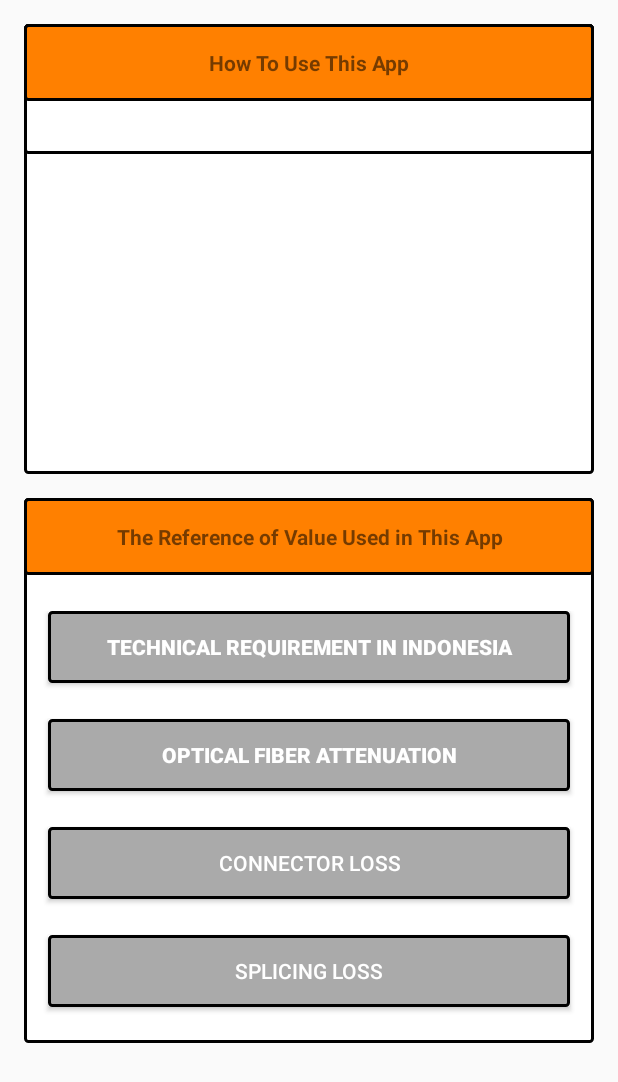
After one commit to RioPurcahyanto/PowerCalculator, an Android app: the layout activity_reference_about.xml on its own in the app's theme, with its tools: preview values and no code run, on a phone screen of 412 x 824 dp. The commit adds this screen. Shown: the top 1082 px of the screen. Run offline under Robolectric (Android 15) with nearby library versions, the phone set to English and light mode, and no system bars.

Commit message:
Adding Reference and about activity
penambahan cara penggunaan dan link referensi ke google drive

```diff
--- a/app/src/main/AndroidManifest.xml
+++ b/app/src/main/AndroidManifest.xml
@@ -19,6 +19,8 @@
             android:roundIcon="@mipmap/ic_launcher_round"
             android:supportsRtl="true"
             android:theme="@style/AppTheme">
+        <activity android:name=".ReferenceAboutActivity">
+        </activity>
         <activity android:name=".PreviewActivity">
         </activity>
 
@@ -31,7 +33,6 @@
                     android:name="android.support.FILE_PROVIDER_PATHS"
                     android:resource="@xml/image_path"/>
         </provider>
-
 
         <activity android:name=".SavedActivity">
         </activity>
--- a/app/src/main/java/ac/id/pnj/broadbandmultimedia/bm2015/DashboardActivity.kt
+++ b/app/src/main/java/ac/id/pnj/broadbandmultimedia/bm2015/DashboardActivity.kt
@@ -32,7 +32,7 @@ class DashboardActivity : AppCompatActivity() {
             startActivity(Intent(this@DashboardActivity,SavedActivity::class.java))
         }
         button_reference.onClick {
-            //
+            startActivity(Intent(this@DashboardActivity,ReferenceAboutActivity::class.java))
         }
     }
 
--- /dev/null
+++ b/app/src/main/res/layout/activity_reference_about.xml
@@ -0,0 +1,121 @@
+<?xml version="1.0" encoding="utf-8"?>
+<LinearLayout
+        xmlns:android="http://schemas.android.com/apk/res/android"
+        xmlns:app="http://schemas.android.com/apk/res-auto"
+        xmlns:tools="http://schemas.android.com/tools"
+        android:orientation="vertical"
+        android:layout_width="match_parent"
+        android:layout_height="match_parent"
+        android:padding="16dp"
+        tools:context=".ReferenceAboutActivity">
+    <ScrollView
+            android:layout_height="300dp"
+            android:layout_width="match_parent"
+            android:layout_gravity="center"
+            android:background="@drawable/custom_border"
+    >
+        <LinearLayout
+                android:layout_width="match_parent"
+                android:layout_height="wrap_content"
+                android:orientation="vertical"
+                android:background="@drawable/custom_border"
+        >
+            <TextView
+                    android:layout_width="match_parent"
+                    android:layout_height="wrap_content"
+                    android:text="@string/how_to_use_this_app"
+                    android:padding="16dp"
+                    android:textStyle="bold"
+                    android:background="@drawable/custom_border_for_image"
+                    android:textAlignment="center"
+                    android:gravity="center"
+
+            />
+            <TextView
+                    android:layout_width="match_parent"
+                    android:layout_height="wrap_content"
+                    android:padding="8dp"
+                    android:id="@+id/text_how_to"/>
+        </LinearLayout>
+    </ScrollView>
+
+    <LinearLayout
+            android:layout_width="match_parent"
+            android:layout_height="wrap_content"
+            android:orientation="vertical"
+            android:background="@drawable/custom_border"
+            android:layout_marginTop="16dp">
+        <TextView
+                android:layout_width="match_parent"
+                android:layout_height="wrap_content"
+                android:padding="16dp"
+                android:textStyle="bold"
+                android:text="@string/ref_title"
+                android:textAlignment="center"
+                android:background="@drawable/custom_border_for_image"
+        />
+        <ScrollView
+                android:layout_width="match_parent"
+                android:layout_height="wrap_content"
+                android:paddingTop="24dp">
+            <LinearLayout
+                    android:layout_width="match_parent"
+                    android:layout_height="wrap_content"
+                    android:orientation="vertical">
+                <Button
+                        android:layout_width="match_parent"
+                        android:layout_height="wrap_content"
+                        android:layout_marginStart="16dp"
+                        android:layout_marginEnd="16dp"
+                        android:layout_marginBottom="24dp"
+                        android:id="@+id/referensi_dirjen"
+                        android:text="@string/title_btn_technical_indonesia_ref"
+                        android:textColor="@android:color/white"
+                        android:textStyle="bold"
+                        android:background="@drawable/custom_border_button"
+                />
+
+
+                <Button
+                        android:layout_width="match_parent"
+                        android:layout_height="wrap_content"
+                        android:layout_marginStart="16dp"
+                        android:layout_marginEnd="16dp"
+                        android:layout_marginBottom="24dp"
+                        android:id="@+id/referensi_corning_fiber"
+                        android:text="@string/title_btn_corning_ref"
+                        android:textColor="@android:color/white"
+                        android:textStyle="bold"
+                        android:background="@drawable/custom_border_button" />
+
+
+                <Button
+                        android:layout_width="match_parent"
+                        android:layout_height="wrap_content"
+                        android:layout_marginStart="16dp"
+                        android:layout_marginEnd="16dp"
+                        android:layout_marginBottom="24dp"
+                        android:background="@drawable/custom_border_button"
+                        android:id="@+id/referensi_connector"
+                        android:textColor="@android:color/white"
+                        android:text="@string/title_btn_connector_ref"
+                />
+
+
+                <Button
+                        android:id="@+id/referensi_splicing"
+                        android:layout_width="match_parent"
+                        android:layout_height="wrap_content"
+                        android:layout_marginStart="16dp"
+                        android:layout_marginEnd="16dp"
+                        android:layout_marginBottom="24dp"
+                        android:background="@drawable/custom_border_button"
+                        android:text="@string/title_btn_splicing_ref"
+                        android:textColor="@android:color/white"
+                />
+            </LinearLayout>
+
+        </ScrollView>
+
+    </LinearLayout>
+</LinearLayout>
--- a/app/src/main/res/values/strings.xml
+++ b/app/src/main/res/values/strings.xml
@@ -7,7 +7,7 @@
     <string name="logo_broadband">Logo Broadband</string>
     <string name="button_calculator">Calculator</string>
     <string name="button_history">History</string>
-    <string name="button_reference">Reference</string>
+    <string name="button_reference">Reference &amp; About</string>
 
     <string-array name="list_configuration">
         <item>1:4:8</item>
@@ -61,4 +61,12 @@
     <string name="text_capture">Take a Picture</string>
     <string name="take_screenshot">Take a Screenshot</string>
     <string name="save_and_print">Save and Print</string>
+    <string name="how_to_use_this_app">How To Use This App</string>
+    <string name="ref_title">
+        The Reference of Value Used in This App
+    </string>
+    <string name="title_btn_technical_indonesia_ref">Technical Requirement in Indonesia</string>
+    <string name="title_btn_corning_ref">Optical Fiber Attenuation</string>
+    <string name="title_btn_connector_ref">Connector Loss</string>
+    <string name="title_btn_splicing_ref">Splicing Loss</string>
 </resources>
--- a/build.gradle
+++ b/build.gradle
@@ -9,7 +9,7 @@ buildscript {
 
     }
     dependencies {
-        classpath 'com.android.tools.build:gradle:3.3.2'
+        classpath 'com.android.tools.build:gradle:3.4.1'
         classpath "org.jetbrains.kotlin:kotlin-gradle-plugin:$kotlin_version"
         // NOTE: Do not place your application dependencies here; they belong
         // in the individual module build.gradle files
```
Also changed, not shown: app/src/main/java/ac/id/pnj/broadbandmultimedia/bm2015/ReferenceAboutActivity.kt (added, +56 -0 lines), app/src/main/res/raw/howto.txt (added, +52 -0 lines), gradle/wrapper/gradle-wrapper.properties, 1 other file.
